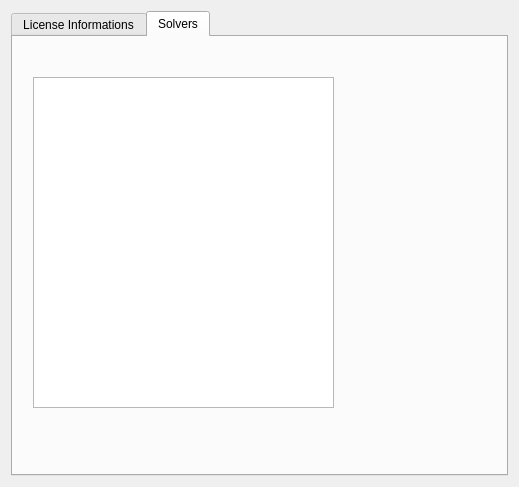
The window that src/aboutgamsdialog.ui (GAMS-dev/studio) describes before a commit, drawn with Qt 5.
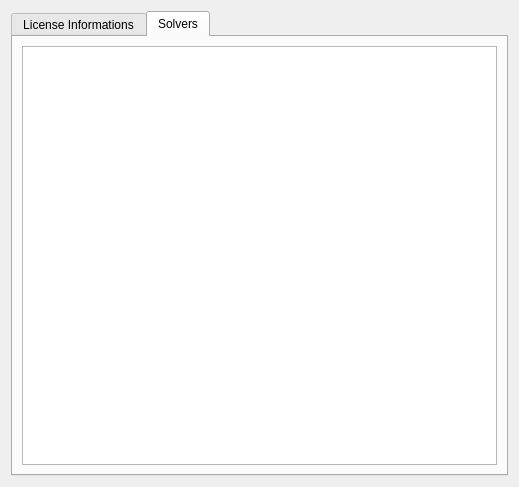
The same window after the commit. The open tabs and pages were chosen to show the change.

Commit message: solver table view

The edit to the form file:
```diff
--- a/src/aboutgamsdialog.ui
+++ b/src/aboutgamsdialog.ui
@@ -182,16 +182,11 @@
       <attribute name="title">
        <string>Solvers</string>
       </attribute>
-      <widget class="QListWidget" name="listWidget">
-       <property name="geometry">
-        <rect>
-         <x>20</x>
-         <y>40</y>
-         <width>301</width>
-         <height>331</height>
-        </rect>
-       </property>
-      </widget>
+      <layout class="QHBoxLayout" name="horizontalLayout">
+       <item>
+        <widget class="QTableView" name="solverTable"/>
+       </item>
+      </layout>
      </widget>
     </widget>
    </item>
```
